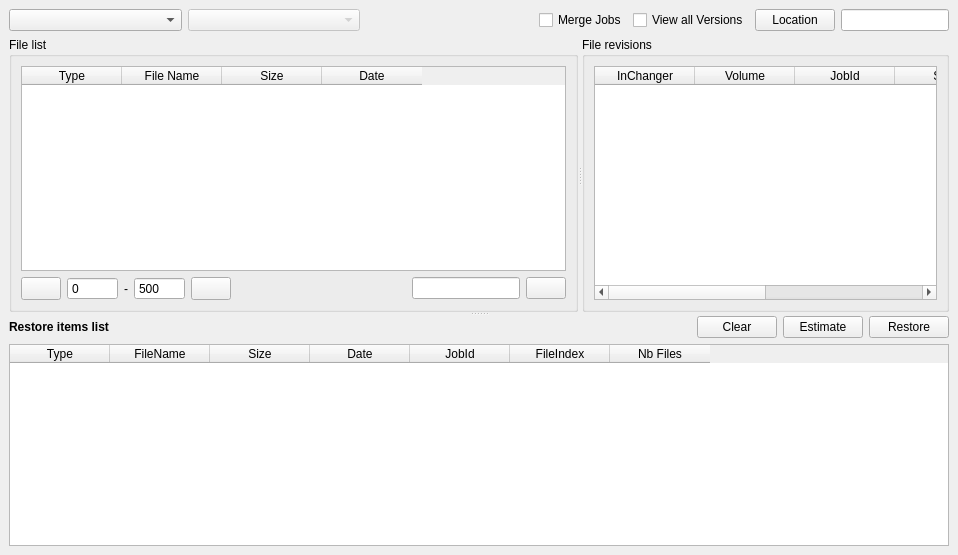
This is bacula/src/qt-console/restore/brestore.ui in rkorzeniewski/bacula as Qt 5 draws it before an edit. The edited form follows.
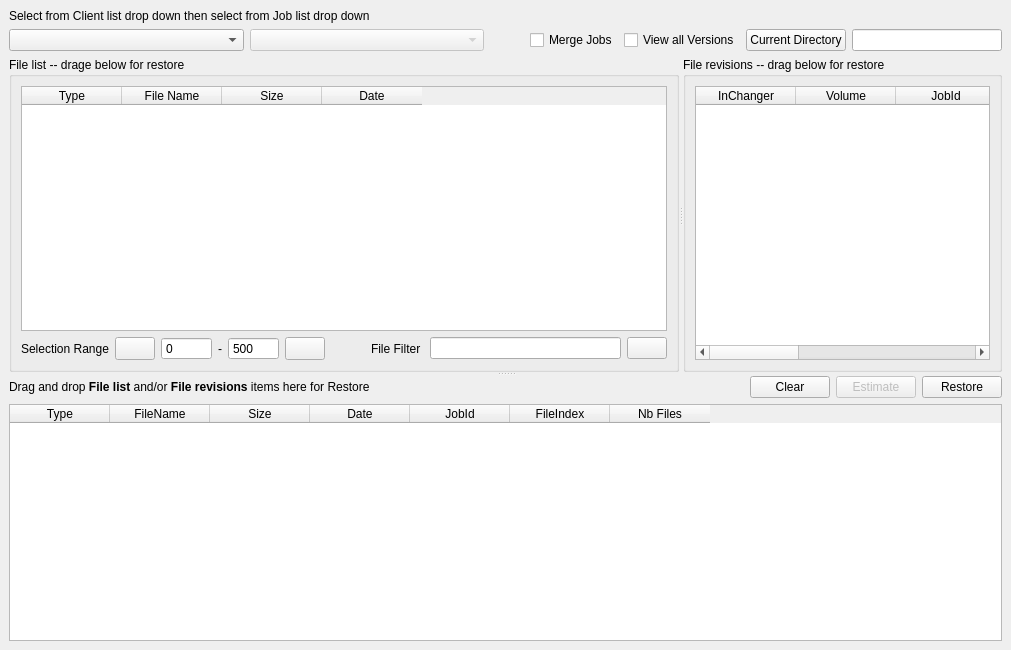
This is the edited form. Icons and pictures are not drawn. Custom widgets are drawn as their Qt base class.

```diff
--- a/bacula/src/qt-console/restore/brestore.ui
+++ b/bacula/src/qt-console/restore/brestore.ui
@@ -6,8 +6,8 @@
    <rect>
     <x>0</x>
     <y>0</y>
-    <width>958</width>
-    <height>555</height>
+    <width>1011</width>
+    <height>650</height>
    </rect>
   </property>
   <property name="windowTitle">
@@ -20,7 +20,7 @@
    <property name="spacing">
     <number>6</number>
    </property>
-   <item row="0" column="0">
+   <item row="2" column="0">
     <layout class="QHBoxLayout">
      <property name="spacing">
       <number>6</number>
@@ -63,7 +63,7 @@
         <enum>Qt::Horizontal</enum>
        </property>
        <property name="sizeType">
-        <enum>QSizePolicy::Expanding</enum>
+        <enum>QSizePolicy::Minimum</enum>
        </property>
        <property name="sizeHint" stdset="0">
         <size>
@@ -96,7 +96,7 @@
      <item>
       <widget class="QPushButton" name="LocationBp">
        <property name="text">
-        <string>Location</string>
+        <string>Current Directory</string>
        </property>
       </widget>
      </item>
@@ -104,15 +104,21 @@
       <widget class="QLineEdit" name="LocationEntry">
        <property name="sizePolicy">
         <sizepolicy hsizetype="Maximum" vsizetype="Fixed">
-         <horstretch>0</horstretch>
+         <horstretch>150</horstretch>
          <verstretch>0</verstretch>
         </sizepolicy>
        </property>
+       <property name="minimumSize">
+        <size>
+         <width>150</width>
+         <height>0</height>
+        </size>
+       </property>
       </widget>
      </item>
     </layout>
    </item>
-   <item row="1" column="0">
+   <item row="3" column="0">
     <widget class="QSplitter" name="splitter_2">
      <property name="orientation">
       <enum>Qt::Vertical</enum>
@@ -129,7 +135,7 @@
         </sizepolicy>
        </property>
        <property name="title">
-        <string>File list</string>
+        <string>File list -- drage below for restore</string>
        </property>
        <layout class="QVBoxLayout" name="verticalLayout">
         <item>
@@ -191,6 +197,13 @@
           <property name="sizeConstraint">
            <enum>QLayout::SetMinimumSize</enum>
           </property>
+          <item>
+           <widget class="QLabel" name="label_5">
+            <property name="text">
+             <string>Selection Range</string>
+            </property>
+           </widget>
+          </item>
           <item>
            <widget class="QPushButton" name="OffsetPrevBp">
             <property name="sizePolicy">
@@ -304,11 +317,18 @@
             </property>
            </spacer>
           </item>
+          <item>
+           <widget class="QLabel" name="label_4">
+            <property name="text">
+             <string>File Filter </string>
+            </property>
+           </widget>
+          </item>
           <item>
            <widget class="QLineEdit" name="FilterEntry">
             <property name="sizePolicy">
              <sizepolicy hsizetype="Preferred" vsizetype="Fixed">
-              <horstretch>0</horstretch>
+              <horstretch>150</horstretch>
               <verstretch>0</verstretch>
              </sizepolicy>
             </property>
@@ -349,7 +369,7 @@
         </sizepolicy>
        </property>
        <property name="title">
-        <string>File revisions</string>
+        <string>File revisions -- drag below for restore</string>
        </property>
        <layout class="QVBoxLayout">
         <property name="spacing">
@@ -438,10 +458,11 @@
          <item>
           <widget class="QLabel" name="label">
            <property name="text">
-            <string>&lt;html&gt;&lt;head&gt;&lt;meta name=&quot;qrichtext&quot; content=&quot;1&quot; /&gt;&lt;style type=&quot;text/css&quot;&gt;
+            <string>&lt;!DOCTYPE HTML PUBLIC &quot;-//W3C//DTD HTML 4.0//EN&quot; &quot;http://www.w3.org/TR/REC-html40/strict.dtd&quot;&gt;
+&lt;html&gt;&lt;head&gt;&lt;meta name=&quot;qrichtext&quot; content=&quot;1&quot; /&gt;&lt;style type=&quot;text/css&quot;&gt;
 p, li { white-space: pre-wrap; }
-&lt;/style&gt;&lt;/head&gt;&lt;body style=&quot; font-family:'Sans Serif'; font-size:9pt; font-weight:400; font-style:normal; text-decoration:none;&quot;&gt;
-&lt;p style=&quot; margin-top:0px; margin-bottom:0px; margin-left:0px; margin-right:0px; -qt-block-indent:0; text-indent:0px;&quot;&gt;&lt;span style=&quot; font-weight:600;&quot;&gt;Restore items list&lt;/span&gt;&lt;/p&gt;&lt;/body&gt;&lt;/html&gt;</string>
+&lt;/style&gt;&lt;/head&gt;&lt;body style=&quot; font-family:'Sans Serif'; font-size:9pt; font-weight:400; font-style:normal;&quot;&gt;
+&lt;p style=&quot; margin-top:0px; margin-bottom:0px; margin-left:0px; margin-right:0px; -qt-block-indent:0; text-indent:0px;&quot;&gt;Drag and drop &lt;span style=&quot; font-weight:600;&quot;&gt;File list&lt;/span&gt; and/or &lt;span style=&quot; font-weight:600;&quot;&gt;File revisions&lt;/span&gt; items here for Restore&lt;/p&gt;&lt;/body&gt;&lt;/html&gt;</string>
            </property>
           </widget>
          </item>
@@ -467,6 +488,9 @@
          </item>
          <item>
           <widget class="QPushButton" name="EstimateBp">
+           <property name="enabled">
+            <bool>false</bool>
+           </property>
            <property name="text">
             <string>Estimate</string>
            </property>
@@ -548,6 +572,13 @@
      </widget>
     </widget>
    </item>
+   <item row="1" column="0">
+    <widget class="QLabel" name="label_3">
+     <property name="text">
+      <string>Select from Client list drop down then select from Job list drop down</string>
+     </property>
+    </widget>
+   </item>
   </layout>
  </widget>
  <customwidgets>
```
Left out of the diff: 6 changed lines with no effect on the pictures.
